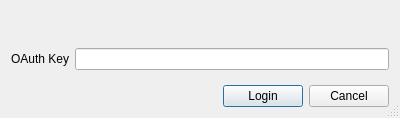
This is core/ui/dialogs/loginoauthdialog.ui in Novynn/Adamant as Qt 5 draws it before an edit. The edited form follows.
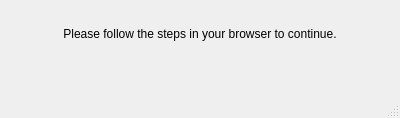
This is the edited form.

Commit message: Added local oauth server, continued shifting things over

Patch:
```diff
--- a/core/ui/dialogs/loginoauthdialog.ui
+++ b/core/ui/dialogs/loginoauthdialog.ui
@@ -23,61 +23,26 @@
    <property name="sizeConstraint">
     <enum>QLayout::SetMaximumSize</enum>
    </property>
+   <item>
+    <widget class="QLabel" name="label">
+     <property name="text">
+      <string>Please follow the steps in your browser to continue.</string>
+     </property>
+     <property name="alignment">
+      <set>Qt::AlignCenter</set>
+     </property>
+    </widget>
+   </item>
    <item>
     <widget class="QLabel" name="errorLabel">
      <property name="text">
       <string/>
      </property>
-     <property name="wordWrap">
-      <bool>true</bool>
+     <property name="alignment">
+      <set>Qt::AlignCenter</set>
      </property>
     </widget>
    </item>
-   <item>
-    <layout class="QFormLayout" name="formLayout">
-     <item row="0" column="0">
-      <widget class="QLabel" name="oauthLabel">
-       <property name="text">
-        <string>OAuth Key</string>
-       </property>
-      </widget>
-     </item>
-     <item row="0" column="1">
-      <widget class="QLineEdit" name="oauthLineEdit"/>
-     </item>
-    </layout>
-   </item>
-   <item>
-    <layout class="QHBoxLayout" name="horizontalLayout">
-     <item>
-      <spacer name="horizontalSpacer">
-       <property name="orientation">
-        <enum>Qt::Horizontal</enum>
-       </property>
-       <property name="sizeHint" stdset="0">
-        <size>
-         <width>40</width>
-         <height>20</height>
-        </size>
-       </property>
-      </spacer>
-     </item>
-     <item>
-      <widget class="QPushButton" name="loginButton">
-       <property name="text">
-        <string>Login</string>
-       </property>
-      </widget>
-     </item>
-     <item>
-      <widget class="QPushButton" name="cancelButton">
-       <property name="text">
-        <string>Cancel</string>
-       </property>
-      </widget>
-     </item>
-    </layout>
-   </item>
   </layout>
  </widget>
  <resources/>
```
The commit also changes 15 other files.
